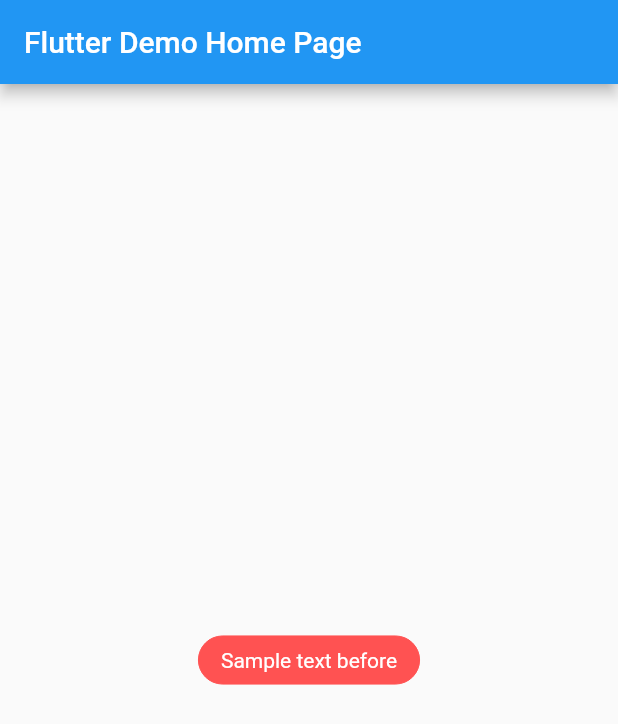
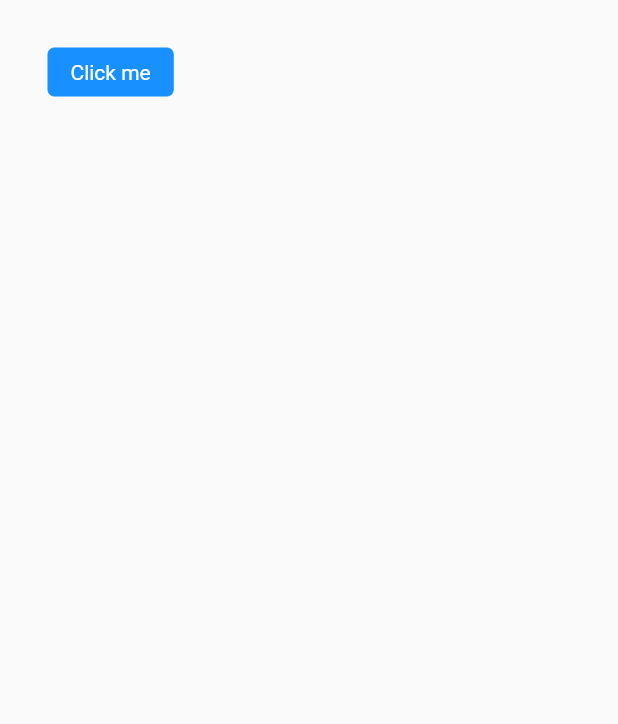
Before and after one commit to Flutter-Awesome-Libs/flutter_awesome_button, a Flutter app: the screen it shows after launch, on a phone screen of 412 x 824 dp. Shown: the top 724 px of the screen. Run offline on Flutter 3.47's test engine with Material 2 defaults, Android fonts, the phone set to English and light mode, and no system bars.

Commit message:
Replace border with shadow for animation. Basic example setup.

```diff
--- /dev/null
+++ b/example/lib/default_sized_buttons.dart
@@ -0,0 +1,30 @@
+import 'package:flutter/material.dart';
+import 'package:awesome_ui_button/awesome_ui_button.dart';
+
+class DefaultSized extends StatelessWidget {
+  static MaterialPageRoute route() {
+    return MaterialPageRoute(builder: (_) {
+      return DefaultSized();
+    });
+  }
+
+  @override
+  Widget build(BuildContext context) {
+    return Scaffold(
+      body: SafeArea(
+        child: Container(
+          padding: EdgeInsets.all(32),
+          child: Column(
+            children: <Widget>[
+              AwesomeButton(
+                text: "Click me",
+                interactMode: InteractMode.OPACITY,
+                activeOpacity: 0,
+              )
+            ],
+          ),
+        ),
+      ),
+    );
+  }
+}
--- a/example/lib/main.dart
+++ b/example/lib/main.dart
@@ -1,5 +1,5 @@
 import 'package:flutter/material.dart';
-import 'package:awesome_ui_button/awesome_ui_button.dart';
+import 'default_sized_buttons.dart';
 
 void main() => runApp(MyApp());
 
@@ -11,7 +11,17 @@ class MyApp extends StatelessWidget {
       theme: ThemeData(
         primarySwatch: Colors.blue,
       ),
-      home: MyHomePage(title: 'Flutter Demo Home Page'),
+      onGenerateRoute: (settings){
+        switch(settings.name) {
+          case "/":
+            return DefaultSized.route();
+            break;
+          default:
+            return DefaultSized.route();
+            break;
+        }
+      },
+      initialRoute: "/",
     );
   }
 }
@@ -26,75 +36,19 @@ class MyHomePage extends StatefulWidget {
 }
 
 class _MyHomePageState extends State<MyHomePage> {
-  int counter = 0;
-  bool disabled = false;
-  ButtonSize size = ButtonSize.NORMAL;
-  InteractMode mode = InteractMode.DEFAULT;
-  String text = "Sample text before";
-  Color bgColor = Colors.redAccent;
-  Color textColor = Colors.white;
-  double textSize;
-  EdgeInsets padding;
-  Color disabledColor;
-  double borderRadius;
-  double activeOpacity;
-  Color activeColor;
-
-  void doDelayed() async {
-    await Future.delayed(Duration(seconds: 5));
-    this.setState(() {
-//      counter = 1;
-//        disabled = true;
-//      size = ButtonSize.NORMAL;
-//      mode = InteractMode.OPACITY;
-//      text = "Sample text after";
-//      bgColor = Colors.deepPurpleAccent;
-//      textColor = Colors.black;
-//        padding = EdgeInsets.all(16);
-      borderRadius = 16;
-      activeOpacity = 0;
-      activeColor = Colors.green;
-    });
-  }
 
   @override
   Widget build(BuildContext context) {
-    if (counter == 0) {
-      doDelayed();
-    }
-
     return Scaffold(
       appBar: AppBar(
         title: Text(widget.title),
       ),
-      body: Center(
-        child: Column(
-          mainAxisAlignment: MainAxisAlignment.center,
-          children: <Widget>[
-            Padding(
-              padding: const EdgeInsets.all(8.0),
-              child: AwesomeButton(
-                key: Key("SOME KEY"),
-                text: text,
-                size: size,
-                backgroundColor: bgColor,
-                interactMode: mode,
-                disabled: disabled,
-                textColor: textColor,
-                fontSize: textSize,
-                padding: padding,
-                disabledColor: disabledColor,
-                borderRadius: borderRadius,
-                activeOpacity: activeOpacity,
-                activeColor: activeColor,
-                onTapUp: (_) {
-                  print("Tap up");
-                },
-              ),
-            ),
-          ],
-        ),
-      ),
+      body: Column(
+        mainAxisSize: MainAxisSize.min,
+        children: <Widget>[
+
+        ],
+      )
     );
   }
 }
--- a/lib/awesome_ui_button.dart
+++ b/lib/awesome_ui_button.dart
@@ -41,7 +41,7 @@ class AwesomeButton extends StatefulWidget {
     this.disabled = false,
     this.interactMode = InteractMode.DEFAULT,
     @required this.text,
-    @required this.key,
+    this.key,
     this.backgroundColor,
     this.onTapUp,
     this.onTapDown,
@@ -249,10 +249,12 @@ class _AwesomeButtonState extends State<AwesomeButton> {
       decoration: BoxDecoration(
         borderRadius:
             BorderRadius.all(Radius.circular(widget.borderRadius ?? 4)),
-        border: Border.all(
-          color: _mainBorderColor.withOpacity(flareBorderOpacity),
-          width: borderWidth,
-        ),
+        boxShadow: [
+          BoxShadow(
+            color: _mainBorderColor.withOpacity(flareBorderOpacity),
+            spreadRadius: borderWidth,
+          ),
+        ],
       ),
       child: AnimatedOpacity(
         opacity: currentOpacity,
```
